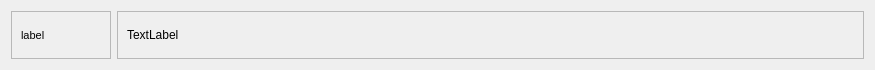
Before: the Qt Designer form ui_files/asset_details_row.ui in sanath111/rbhus_clone, drawn with Qt 5.
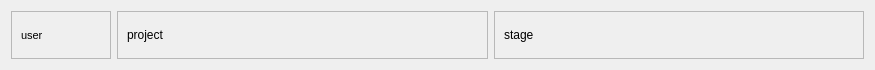
After: the same form once the commit is applied.

```diff
--- a/ui_files/asset_details_row.ui
+++ b/ui_files/asset_details_row.ui
@@ -26,6 +26,28 @@
    <enum>Qt::CustomContextMenu</enum>
   </property>
   <layout class="QGridLayout" name="gridLayout">
+   <item row="0" column="2">
+    <widget class="QFrame" name="frame_3">
+     <property name="frameShape">
+      <enum>QFrame::StyledPanel</enum>
+     </property>
+     <layout class="QHBoxLayout" name="horizontalLayout_4">
+      <item>
+       <widget class="QLabel" name="labelStage">
+        <property name="sizePolicy">
+         <sizepolicy hsizetype="MinimumExpanding" vsizetype="Preferred">
+          <horstretch>0</horstretch>
+          <verstretch>0</verstretch>
+         </sizepolicy>
+        </property>
+        <property name="text">
+         <string>stage</string>
+        </property>
+       </widget>
+      </item>
+     </layout>
+    </widget>
+   </item>
    <item row="0" column="1">
     <widget class="QFrame" name="frame_2">
      <property name="frameShape">
@@ -41,7 +63,7 @@
          </sizepolicy>
         </property>
         <property name="text">
-         <string>TextLabel</string>
+         <string>project</string>
         </property>
        </widget>
       </item>
@@ -80,7 +102,7 @@
          </font>
         </property>
         <property name="text">
-         <string>label</string>
+         <string>user</string>
         </property>
         <property name="textFormat">
          <enum>Qt::PlainText</enum>
```
Left out of the diff: 2 changed lines with no effect on the pictures.
